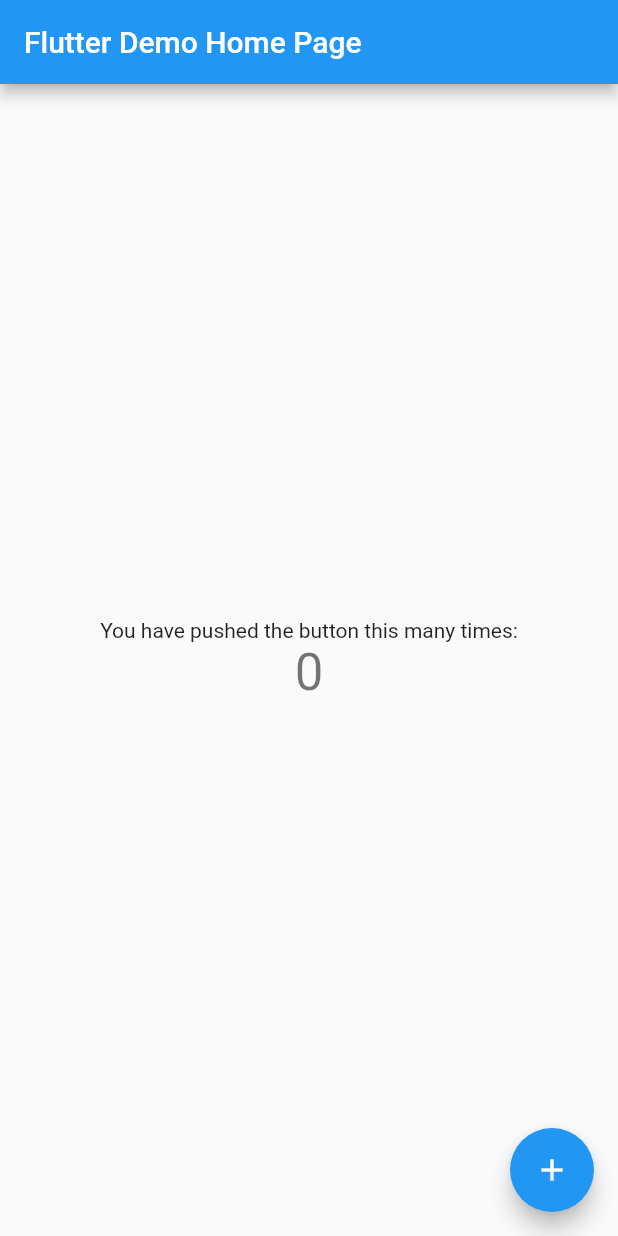
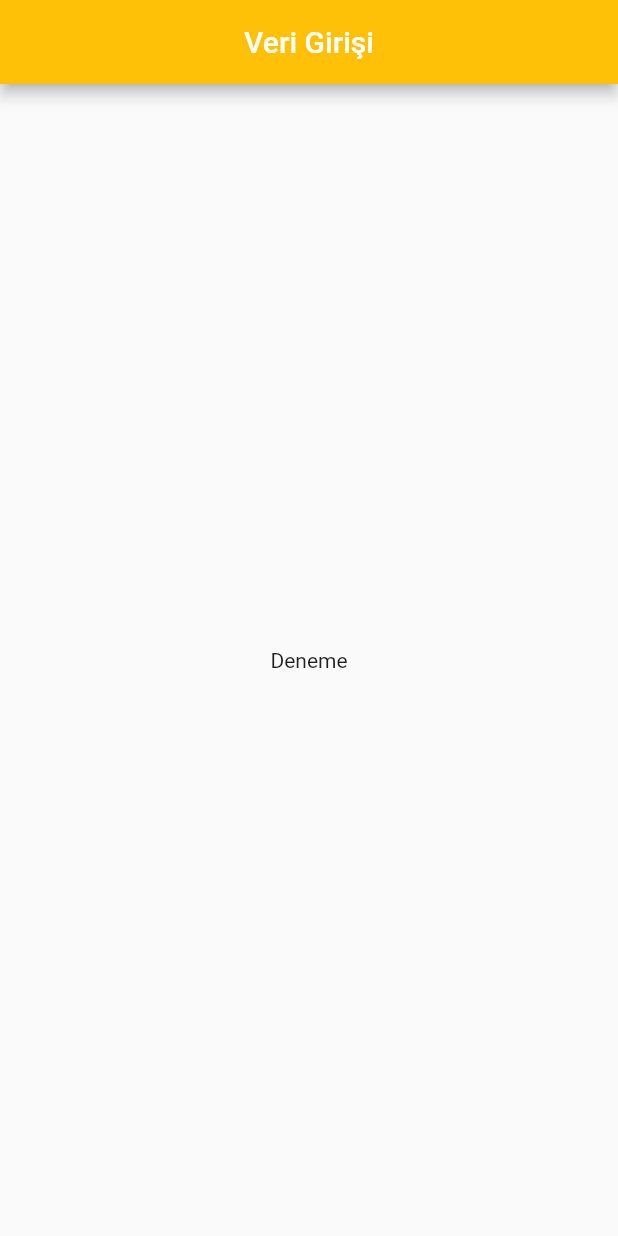
Before and after one commit to kocerenes/akademi_bootcamp, a Flutter app: the screen it shows after launch, on a phone screen of 412 x 824 dp. Run offline on Flutter 3.47's test engine with Material 2 defaults, Android fonts, the phone set to English and light mode, and no system bars.

Commit message:
Create the framework of the calculation screen.

```diff
--- a/lib/main.dart
+++ b/lib/main.dart
@@ -1,3 +1,4 @@
+import 'package:etut_porgrami/widgets/calculation_page.dart';
 import 'package:flutter/material.dart';
 
 void main() {
@@ -7,109 +8,15 @@ void main() {
 class MyApp extends StatelessWidget {
   const MyApp({Key? key}) : super(key: key);
 
-  // This widget is the root of your application.
   @override
   Widget build(BuildContext context) {
     return MaterialApp(
-      title: 'Flutter Demo',
+      title: "Etüt Uygulaması",
       theme: ThemeData(
-        // This is the theme of your application.
-        //
-        // Try running your application with "flutter run". You'll see the
-        // application has a blue toolbar. Then, without quitting the app, try
-        // changing the primarySwatch below to Colors.green and then invoke
-        // "hot reload" (press "r" in the console where you ran "flutter run",
-        // or simply save your changes to "hot reload" in a Flutter IDE).
-        // Notice that the counter didn't reset back to zero; the application
-        // is not restarted.
-        primarySwatch: Colors.blue,
+        primaryColor: Colors.transparent,
+        visualDensity: VisualDensity.adaptivePlatformDensity
       ),
-      home: const MyHomePage(title: 'Flutter Demo Home Page'),
+      home: CalculatePage(),
     );
   }
 }
-
-class MyHomePage extends StatefulWidget {
-  const MyHomePage({Key? key, required this.title}) : super(key: key);
-
-  // This widget is the home page of your application. It is stateful, meaning
-  // that it has a State object (defined below) that contains fields that affect
-  // how it looks.
-
-  // This class is the configuration for the state. It holds the values (in this
-  // case the title) provided by the parent (in this case the App widget) and
-  // used by the build method of the State. Fields in a Widget subclass are
-  // always marked "final".
-
-  final String title;
-
-  @override
-  State<MyHomePage> createState() => _MyHomePageState();
-}
-
-class _MyHomePageState extends State<MyHomePage> {
-  int _counter = 0;
-
-  void _incrementCounter() {
-    setState(() {
-      // This call to setState tells the Flutter framework that something has
-      // changed in this State, which causes it to rerun the build method below
-      // so that the display can reflect the updated values. If we changed
-      // _counter without calling setState(), then the build method would not be
-      // called again, and so nothing would appear to happen.
-      _counter++;
-    });
-  }
-
-  @override
-  Widget build(BuildContext context) {
-    // This method is rerun every time setState is called, for instance as done
-    // by the _incrementCounter method above.
-    //
-    // The Flutter framework has been optimized to make rerunning build methods
-    // fast, so that you can just rebuild anything that needs updating rather
-    // than having to individually change instances of widgets.
-    return Scaffold(
-      appBar: AppBar(
-        // Here we take the value from the MyHomePage object that was created by
-        // the App.build method, and use it to set our appbar title.
-        title: Text(widget.title),
-      ),
-      body: Center(
-        // Center is a layout widget. It takes a single child and positions it
-        // in the middle of the parent.
-        child: Column(
-          // Column is also a layout widget. It takes a list of children and
-          // arranges them vertically. By default, it sizes itself to fit its
-          // children horizontally, and tries to be as tall as its parent.
-          //
-          // Invoke "debug painting" (press "p" in the console, choose the
-          // "Toggle Debug Paint" action from the Flutter Inspector in Android
-          // Studio, or the "Toggle Debug Paint" command in Visual Studio Code)
-          // to see the wireframe for each widget.
-          //
-          // Column has various properties to control how it sizes itself and
-          // how it positions its children. Here we use mainAxisAlignment to
-          // center the children vertically; the main axis here is the vertical
-          // axis because Columns are vertical (the cross axis would be
-          // horizontal).
-          mainAxisAlignment: MainAxisAlignment.center,
-          children: <Widget>[
-            const Text(
-              'You have pushed the button this many times:',
-            ),
-            Text(
-              '$_counter',
-              style: Theme.of(context).textTheme.headline4,
-            ),
-          ],
-        ),
-      ),
-      floatingActionButton: FloatingActionButton(
-        onPressed: _incrementCounter,
-        tooltip: 'Increment',
-        child: const Icon(Icons.add),
-      ), // This trailing comma makes auto-formatting nicer for build methods.
-    );
-  }
-}
--- /dev/null
+++ b/lib/widgets/calculation_page.dart
@@ -0,0 +1,25 @@
+import 'package:flutter/material.dart';
+
+class CalculatePage extends StatefulWidget {
+  const CalculatePage({Key? key}) : super(key: key);
+
+  @override
+  _CalculatePageState createState() => _CalculatePageState();
+}
+
+class _CalculatePageState extends State<CalculatePage> {
+  @override
+  Widget build(BuildContext context) {
+    return Scaffold(
+      appBar: AppBar(
+        backgroundColor: Colors.amber,
+        title: Center(
+          child: Text("Veri Girişi"),
+        ),
+      ),
+      body: Center(
+        child: Text("Deneme"),
+      ),
+    );
+  }
+}
```
Also changed, not shown: 1 other file.
